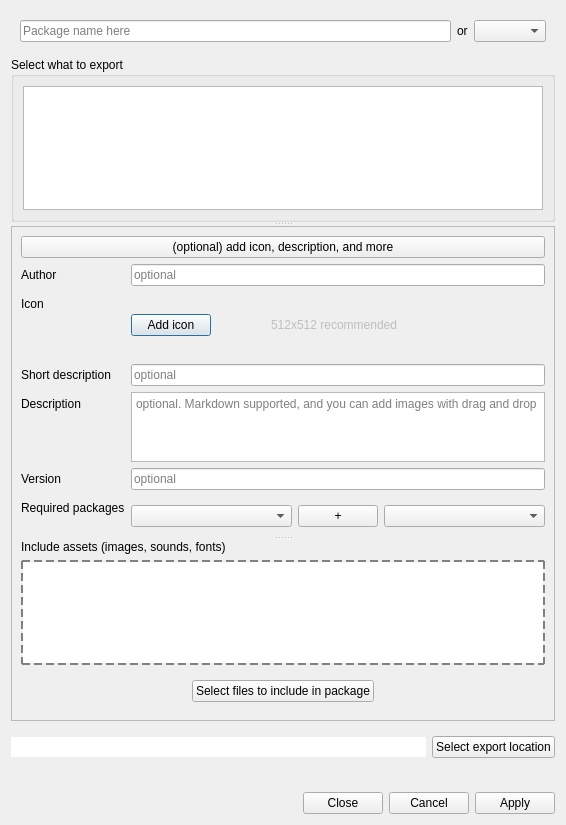
The window that src/ui/dlgPackageExporter.ui (Mudlet/Mudlet) describes before a commit, drawn with Qt 5.
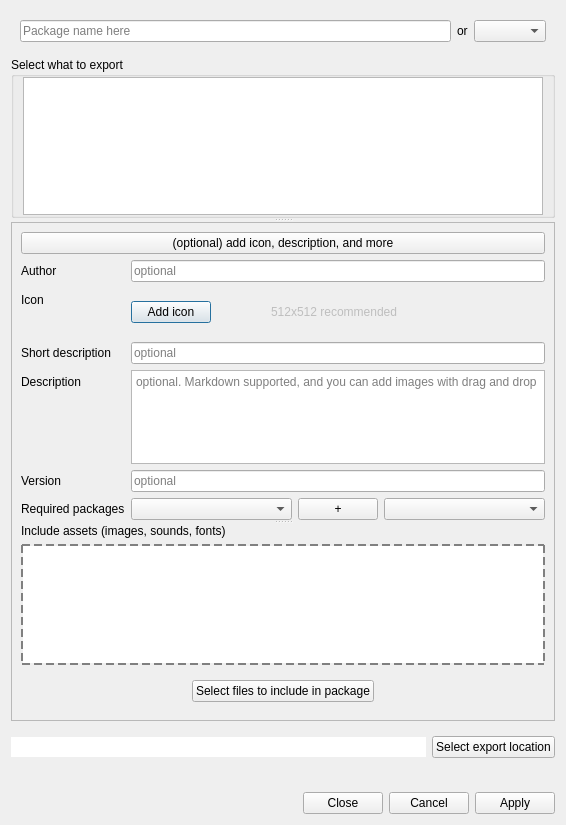
The same window after the commit. Custom widgets are drawn as their Qt base class.

Commit message: Revise: more vertical spacing tweaks in elements in packageExporter dialog

```diff
--- a/src/ui/dlgPackageExporter.ui
+++ b/src/ui/dlgPackageExporter.ui
@@ -66,6 +66,12 @@
        <string>Select what to export</string>
       </property>
       <layout class="QHBoxLayout" name="horizontalLayout">
+       <property name="topMargin">
+        <number>0</number>
+       </property>
+       <property name="bottomMargin">
+        <number>0</number>
+       </property>
        <item>
         <widget class="QTreeWidget" name="treeWidget_exportSelection">
          <attribute name="headerVisible">
@@ -135,9 +141,15 @@
            <property name="leftMargin">
             <number>0</number>
            </property>
+           <property name="topMargin">
+            <number>0</number>
+           </property>
            <property name="rightMargin">
             <number>0</number>
            </property>
+           <property name="bottomMargin">
+            <number>0</number>
+           </property>
            <item row="0" column="0">
             <widget class="QLabel" name="label_author">
              <property name="text">
@@ -180,9 +192,15 @@
               <property name="leftMargin">
                <number>0</number>
               </property>
+              <property name="topMargin">
+               <number>0</number>
+              </property>
               <property name="rightMargin">
                <number>0</number>
               </property>
+              <property name="bottomMargin">
+               <number>0</number>
+              </property>
               <item>
                <widget class="QPushButton" name="pushButton_addIcon">
                 <property name="sizePolicy">
@@ -313,9 +331,15 @@
               <property name="leftMargin">
                <number>0</number>
               </property>
+              <property name="topMargin">
+               <number>0</number>
+              </property>
               <property name="rightMargin">
                <number>0</number>
               </property>
+              <property name="bottomMargin">
+               <number>0</number>
+              </property>
               <item>
                <widget class="QComboBox" name="DependencyList">
                 <property name="sizePolicy">
```
